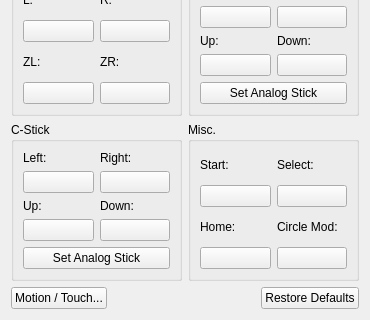
The window that src/citra_qt/configuration/configure_input.ui (PabloMK7/citra) describes before a commit, drawn with Qt 5; both pictures show x 0 to 370 and y 214 to 534 of the 370 by 534 pixel window.
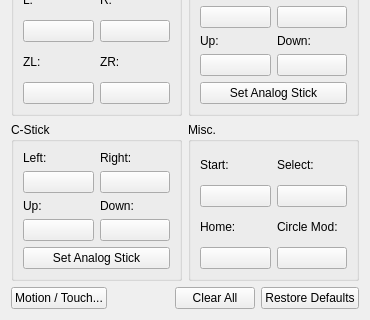
The same window after the commit.

Commit message:
citra_qt/configuration: misc input tab improvements
* Added a context menu on the buttons including Clear & Restore Default

* Allow clearing (unsetting) inputs. Added a Clear All button

* Allow restoring a single input to default (instead of all)

```diff
--- a/src/citra_qt/configuration/configure_input.ui
+++ b/src/citra_qt/configuration/configure_input.ui
@@ -597,6 +597,34 @@
        </property>
       </spacer>
      </item>
+     <item>
+      <widget class="QPushButton" name="buttonClearAll">
+       <property name="sizePolicy">
+        <sizepolicy hsizetype="Minimum" vsizetype="Fixed">
+         <horstretch>0</horstretch>
+         <verstretch>0</verstretch>
+        </sizepolicy>
+       </property>
+       <property name="sizeIncrement">
+        <size>
+         <width>0</width>
+         <height>0</height>
+        </size>
+       </property>
+       <property name="baseSize">
+        <size>
+         <width>0</width>
+         <height>0</height>
+        </size>
+       </property>
+       <property name="layoutDirection">
+        <enum>Qt::LeftToRight</enum>
+       </property>
+       <property name="text">
+        <string>Clear All</string>
+       </property>
+      </widget>
+     </item>
      <item>
       <widget class="QPushButton" name="buttonRestoreDefaults">
        <property name="sizePolicy">
```
The commit also changes 4 other files.
